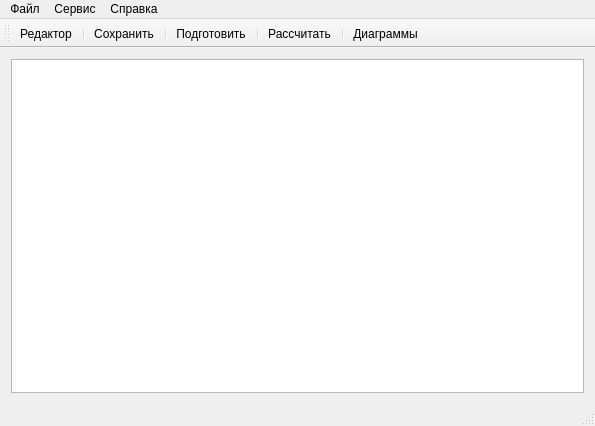
The window that mainwindow.ui (ArtemHodeev/Gidrolog) describes before a commit, drawn with Qt 5.
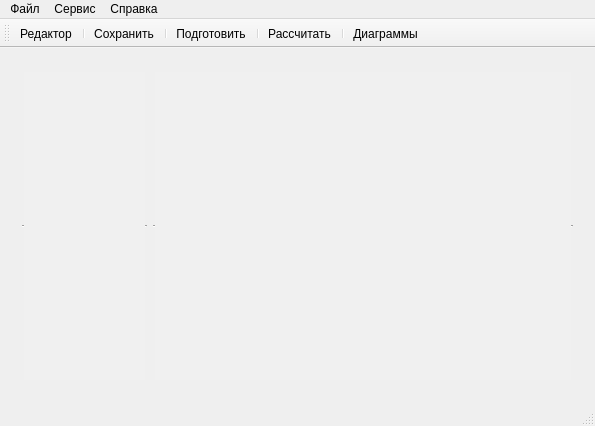
The same window after the commit.

```diff
--- a/mainwindow.ui
+++ b/mainwindow.ui
@@ -10,19 +10,161 @@
     <height>426</height>
    </rect>
   </property>
+  <property name="sizePolicy">
+   <sizepolicy hsizetype="Maximum" vsizetype="Maximum">
+    <horstretch>0</horstretch>
+    <verstretch>0</verstretch>
+   </sizepolicy>
+  </property>
   <property name="windowTitle">
    <string>MainWindow</string>
   </property>
   <widget class="QWidget" name="centralWidget">
    <layout class="QGridLayout" name="gridLayout">
     <item row="0" column="0">
-     <widget class="QTableView" name="tableView">
-      <property name="alternatingRowColors">
-       <bool>true</bool>
+     <widget class="QStackedWidget" name="stackedWidget">
+      <property name="sizePolicy">
+       <sizepolicy hsizetype="Ignored" vsizetype="Ignored">
+        <horstretch>0</horstretch>
+        <verstretch>0</verstretch>
+       </sizepolicy>
       </property>
-      <property name="gridStyle">
-       <enum>Qt::NoPen</enum>
+      <property name="palette">
+       <palette>
+        <active>
+         <colorrole role="Base">
+          <brush brushstyle="SolidPattern">
+           <color alpha="255">
+            <red>240</red>
+            <green>240</green>
+            <blue>240</blue>
+           </color>
+          </brush>
+         </colorrole>
+        </active>
+        <inactive>
+         <colorrole role="Base">
+          <brush brushstyle="SolidPattern">
+           <color alpha="255">
+            <red>240</red>
+            <green>240</green>
+            <blue>240</blue>
+           </color>
+          </brush>
+         </colorrole>
+        </inactive>
+        <disabled>
+         <colorrole role="Base">
+          <brush brushstyle="SolidPattern">
+           <color alpha="255">
+            <red>240</red>
+            <green>240</green>
+            <blue>240</blue>
+           </color>
+          </brush>
+         </colorrole>
+        </disabled>
+       </palette>
       </property>
+      <property name="frameShape">
+       <enum>QFrame::NoFrame</enum>
+      </property>
+      <property name="currentIndex">
+       <number>1</number>
+      </property>
+      <widget class="QWidget" name="page">
+       <layout class="QGridLayout" name="gridLayout_2">
+        <item row="0" column="0">
+         <widget class="QTableView" name="tableView">
+          <property name="alternatingRowColors">
+           <bool>true</bool>
+          </property>
+          <property name="gridStyle">
+           <enum>Qt::NoPen</enum>
+          </property>
+         </widget>
+        </item>
+       </layout>
+      </widget>
+      <widget class="QWidget" name="page_2">
+       <layout class="QGridLayout" name="gridLayout_3">
+        <item row="0" column="0">
+         <widget class="QListWidget" name="create_set">
+          <property name="sizePolicy">
+           <sizepolicy hsizetype="Minimum" vsizetype="Expanding">
+            <horstretch>0</horstretch>
+            <verstretch>0</verstretch>
+           </sizepolicy>
+          </property>
+          <property name="minimumSize">
+           <size>
+            <width>60</width>
+            <height>0</height>
+           </size>
+          </property>
+          <property name="maximumSize">
+           <size>
+            <width>125</width>
+            <height>16777215</height>
+           </size>
+          </property>
+          <property name="baseSize">
+           <size>
+            <width>60</width>
+            <height>0</height>
+           </size>
+          </property>
+          <property name="font">
+           <font>
+            <family>Calibri</family>
+            <pointsize>10</pointsize>
+            <italic>true</italic>
+           </font>
+          </property>
+          <property name="autoFillBackground">
+           <bool>true</bool>
+          </property>
+          <property name="frameShape">
+           <enum>QFrame::HLine</enum>
+          </property>
+          <property name="editTriggers">
+           <set>QAbstractItemView::DoubleClicked|QAbstractItemView::EditKeyPressed|QAbstractItemView::SelectedClicked</set>
+          </property>
+          <property name="iconSize">
+           <size>
+            <width>48</width>
+            <height>48</height>
+           </size>
+          </property>
+          <property name="viewMode">
+           <enum>QListView::IconMode</enum>
+          </property>
+          <property name="wordWrap">
+           <bool>true</bool>
+          </property>
+         </widget>
+        </item>
+        <item row="0" column="1">
+         <widget class="QListWidget" name="all_sets">
+          <property name="frameShape">
+           <enum>QFrame::HLine</enum>
+          </property>
+          <property name="iconSize">
+           <size>
+            <width>48</width>
+            <height>48</height>
+           </size>
+          </property>
+          <property name="viewMode">
+           <enum>QListView::IconMode</enum>
+          </property>
+          <property name="wordWrap">
+           <bool>false</bool>
+          </property>
+         </widget>
+        </item>
+       </layout>
+      </widget>
      </widget>
     </item>
    </layout>
```
